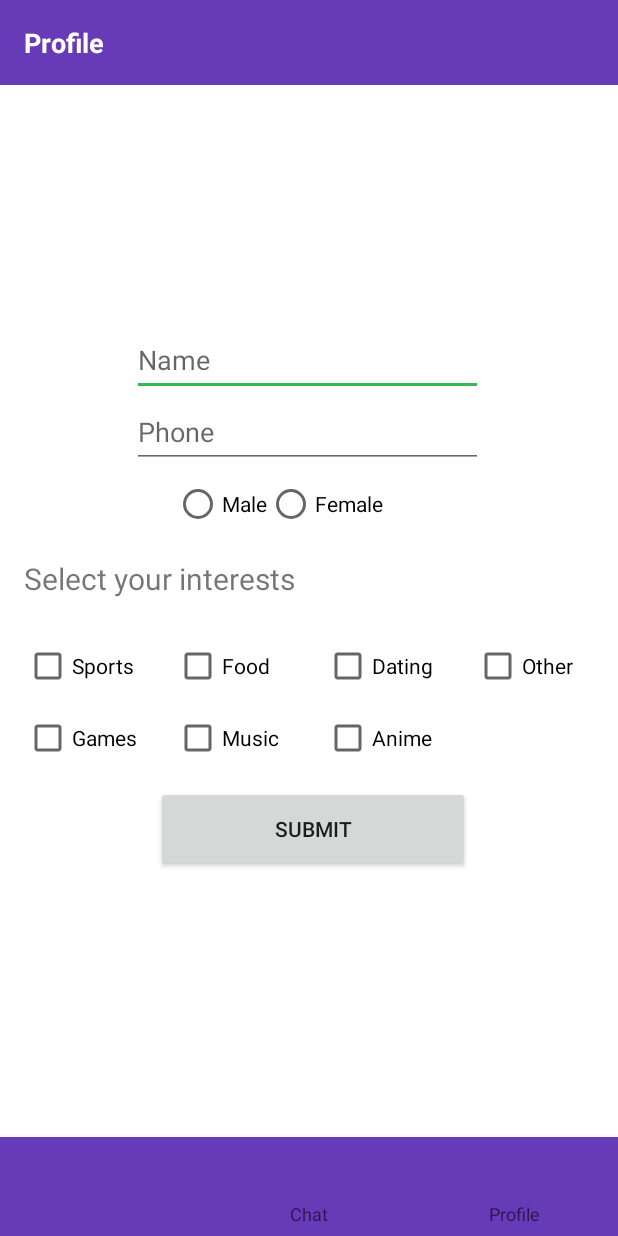
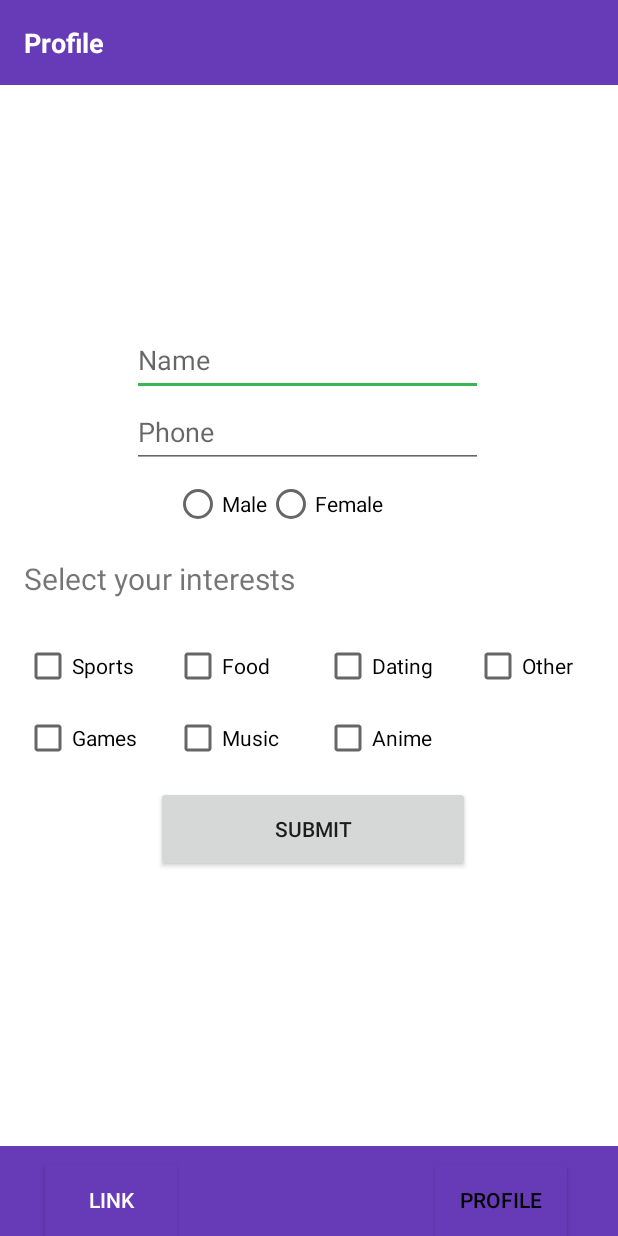
Before and after one commit to fuarthur/linkme, an Android app: the ProfileActivity screen opened directly, with no data from a screen before it, on a phone screen of 412 x 824 dp. Run offline under Robolectric (Android 15) with nearby library versions, the phone set to English and light mode, and no system bars; our stand-ins replace Firebase (no records; nobody signed in at launch, a user with empty details on screens opened directly).

Commit message:
fix:rewrite the btn and change link way

```diff
--- a/app/src/main/java/com/ams/linkme/ui/activity/ProfileActivity.kt
+++ b/app/src/main/java/com/ams/linkme/ui/activity/ProfileActivity.kt
@@ -28,6 +28,9 @@ class ProfileActivity : AppCompatActivity() {
     private lateinit var anime: CheckBox
     private lateinit var other: CheckBox
     private lateinit var profileViewModel: ProfileViewModel
+    private lateinit var gotolink: Button
+
+
     override fun onCreate(savedInstanceState: Bundle?) {
         super.onCreate(savedInstanceState)
         setContentView(R.layout.activity_profile)
@@ -47,6 +50,7 @@ class ProfileActivity : AppCompatActivity() {
         movie = findViewById(R.id.Movie)
         anime = findViewById(R.id.Anime)
         other = findViewById(R.id.Other)
+        gotolink = findViewById(R.id.btnLink)
         profileViewModel = ViewModelProvider(this)[ProfileViewModel::class.java]
 
         submitButton.setOnClickListener {
@@ -90,7 +94,12 @@ class ProfileActivity : AppCompatActivity() {
             Toast.makeText(this,"提交成功",Toast.LENGTH_SHORT).show()
             navigateToMainActivity()
         }
+
+        gotolink.setOnClickListener{
+            navigateToMainActivity()
+        }
     }
+
 
     override fun onCreateOptionsMenu(menu: Menu): Boolean {
         menuInflater.inflate(R.menu.bottom_navigation_menu, menu)
--- a/app/src/main/res/layout/activity_profile.xml
+++ b/app/src/main/res/layout/activity_profile.xml
@@ -30,16 +30,35 @@
             android:layout_marginTop="88dp"
     />
 
-    <com.google.android.material.bottomnavigation.BottomNavigationView
-            android:layout_width="wrap_content"
-            android:layout_height="66dp"
-            app:menu="@menu/bottom_navigation_menu"
+
+    <TextView
+            android:layout_width="match_parent"
+            android:layout_height="60dp"
             android:background="@color/colorPrimary"
-            app:layout_constraintStart_toStartOf="parent"
-            app:layout_constraintBottom_toBottomOf="parent"
-            android:layout_marginTop="664dp"/>
+            app:layout_constraintBottom_toBottomOf="parent"/>
 
 
+    <Button
+            android:id="@+id/btnLink"
+            android:layout_width="wrap_content"
+            android:layout_height="wrap_content"
+            android:text="Link"
+            android:textColor="@color/white"
+            android:background="@color/colorPrimary"
+            android:layout_marginStart="30dp"
+            app:layout_constraintBottom_toBottomOf="parent"
+            app:layout_constraintStart_toStartOf="parent"/>
+
+    <Button
+            android:id="@+id/btnProfile"
+            android:layout_width="wrap_content"
+            android:layout_height="wrap_content"
+            android:text="Profile"
+            android:textColor="@color/black"
+            android:background="@color/colorPrimary"
+            android:layout_marginStart="290dp"
+            app:layout_constraintBottom_toBottomOf="parent"
+            app:layout_constraintStart_toStartOf="parent"/>
     <RadioGroup
             android:id="@+id/radio_group_gender"
             android:layout_width="match_parent"
```
Also changed, not shown: app/src/main/java/com/ams/linkme/ui/activity/MainActivity.kt (+26 -52 lines), app/src/main/res/layout/activity_main.xml (+37 -13 lines).
